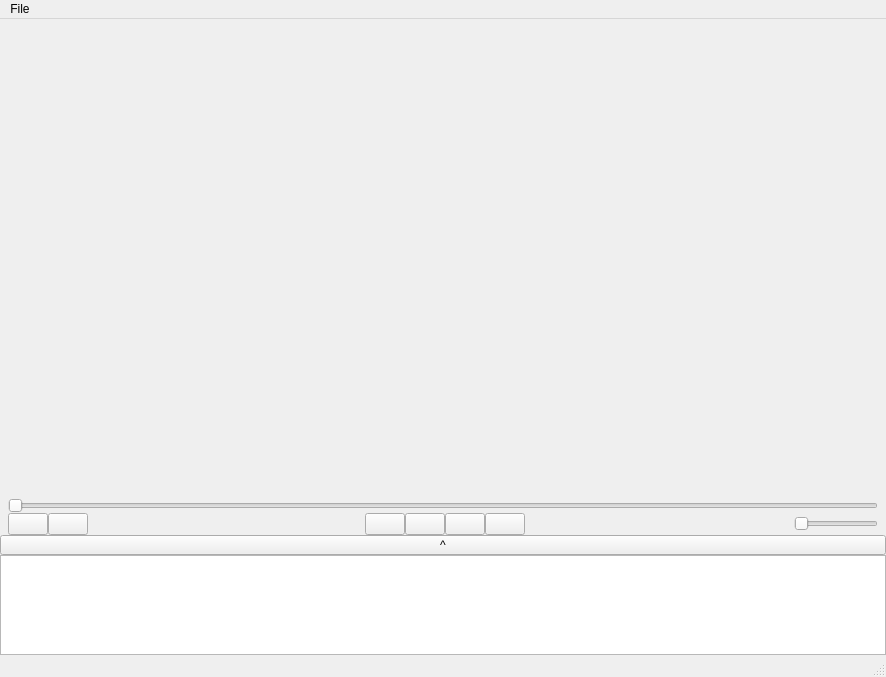
Qt form gui-intro.ui (mohammadjavad78/AP_FinalProject) before a commit.
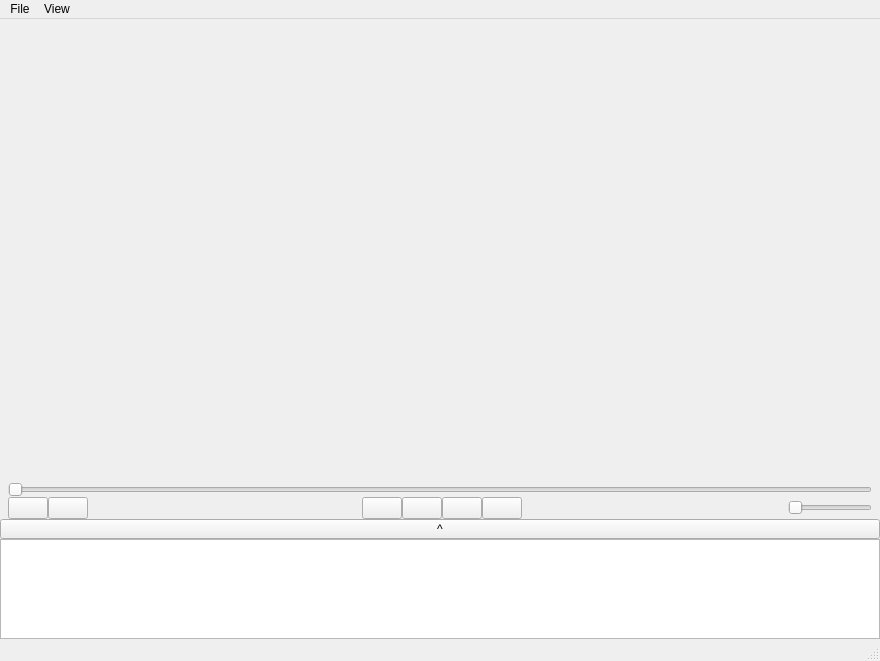
The same form after that commit.

Patch:
```diff
--- a/gui-intro.ui
+++ b/gui-intro.ui
@@ -6,8 +6,8 @@
    <rect>
     <x>0</x>
     <y>0</y>
-    <width>886</width>
-    <height>677</height>
+    <width>880</width>
+    <height>661</height>
    </rect>
   </property>
   <property name="windowTitle">
@@ -280,7 +280,7 @@
     <rect>
      <x>0</x>
      <y>0</y>
-     <width>886</width>
+     <width>880</width>
      <height>26</height>
     </rect>
    </property>
@@ -292,7 +292,16 @@
     <addaction name="actionSearch_By_Tag"/>
     <addaction name="actionFullscreen"/>
    </widget>
+   <widget class="QMenu" name="menuView">
+    <property name="title">
+     <string>View</string>
+    </property>
+    <addaction name="theme1"/>
+    <addaction name="theme2"/>
+    <addaction name="theme3"/>
+   </widget>
    <addaction name="menuFile"/>
+   <addaction name="menuView"/>
   </widget>
   <widget class="QStatusBar" name="statusBar"/>
   <action name="actionOpen">
```
Left out of the diff: 15 changed lines with no effect on the pictures.
